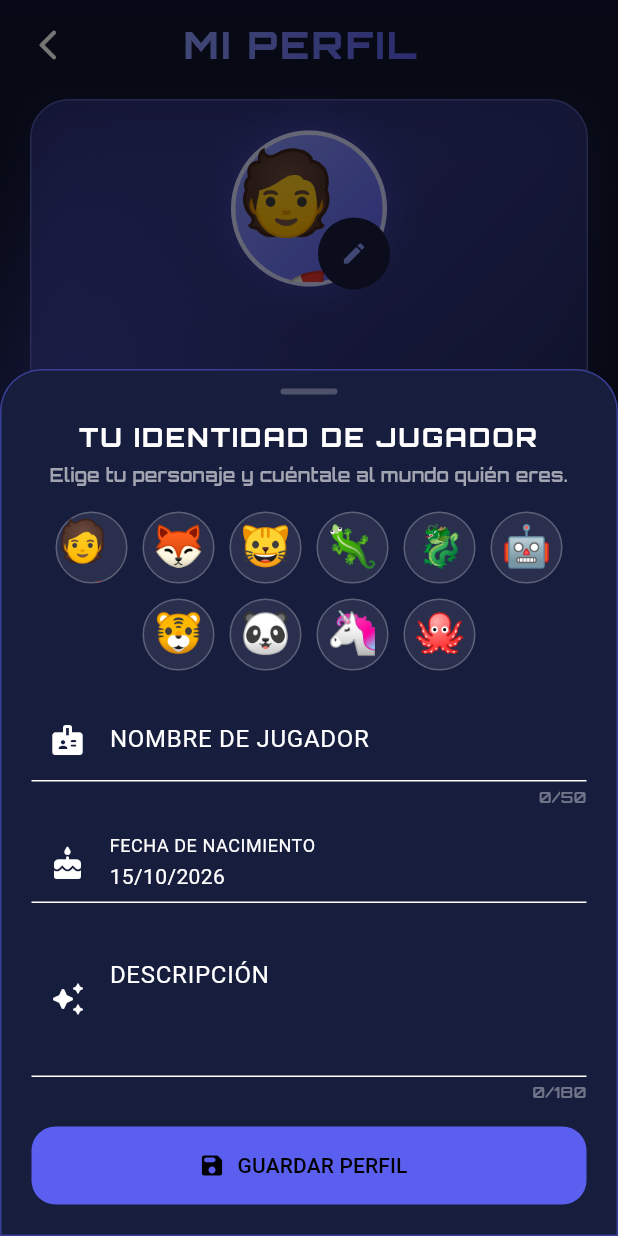
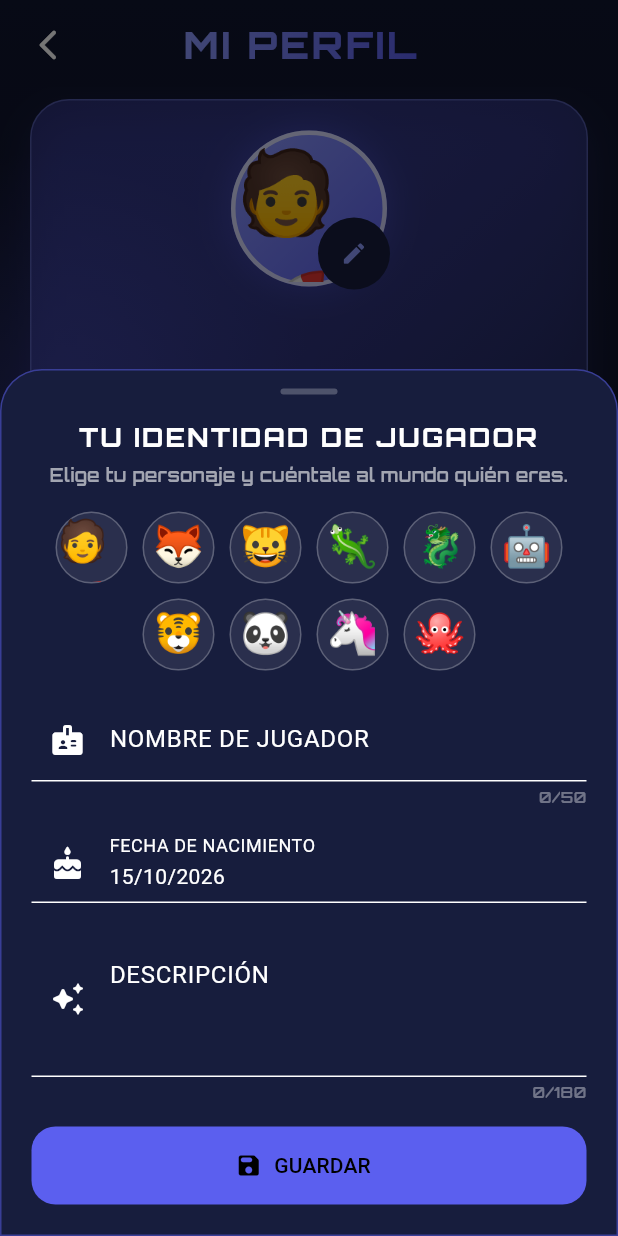
Before and after one commit to AndresFelipeBustosMarroquin/symbol_random_game, a Flutter app: the ProfileScreen screen opened directly with empty values, after a tap on the "edit" icon, on a phone screen of 412 x 824 dp. Run offline on Flutter 3.47's test engine with Material 3 defaults, Android fonts, the phone set to English and light mode, and no system bars; our stand-ins replace audioplayers, dio, google_fonts; accounts and stored records are empty; network calls fail.

Commit message:
Update profile_screen.dart

```diff
--- a/symbol_random_game/lib/features/profile/profile_screen.dart
+++ b/symbol_random_game/lib/features/profile/profile_screen.dart
@@ -466,7 +466,7 @@ class _ProfileHero extends StatelessWidget {
           OutlinedButton.icon(
             onPressed: onEdit,
             icon: const Icon(Icons.auto_awesome_rounded, size: 18),
-            label: const Text('PERSONALIZAR PERFIL'),
+            label: const Text('PERSONALIZAR'),
             style: OutlinedButton.styleFrom(
               foregroundColor: AppColors.primaryLight,
               side: BorderSide(
@@ -1052,7 +1052,7 @@ class _ProfileEditorState extends State<_ProfileEditor> {
                         child: CircularProgressIndicator(strokeWidth: 2),
                       )
                     : const Icon(Icons.save_rounded),
-                label: Text(_saving ? 'GUARDANDO...' : 'GUARDAR PERFIL'),
+                label: Text(_saving ? 'GUARDANDO...' : 'GUARDAR'),
                 style: FilledButton.styleFrom(
                   minimumSize: const Size.fromHeight(52),
                   backgroundColor: AppColors.primary,
```
